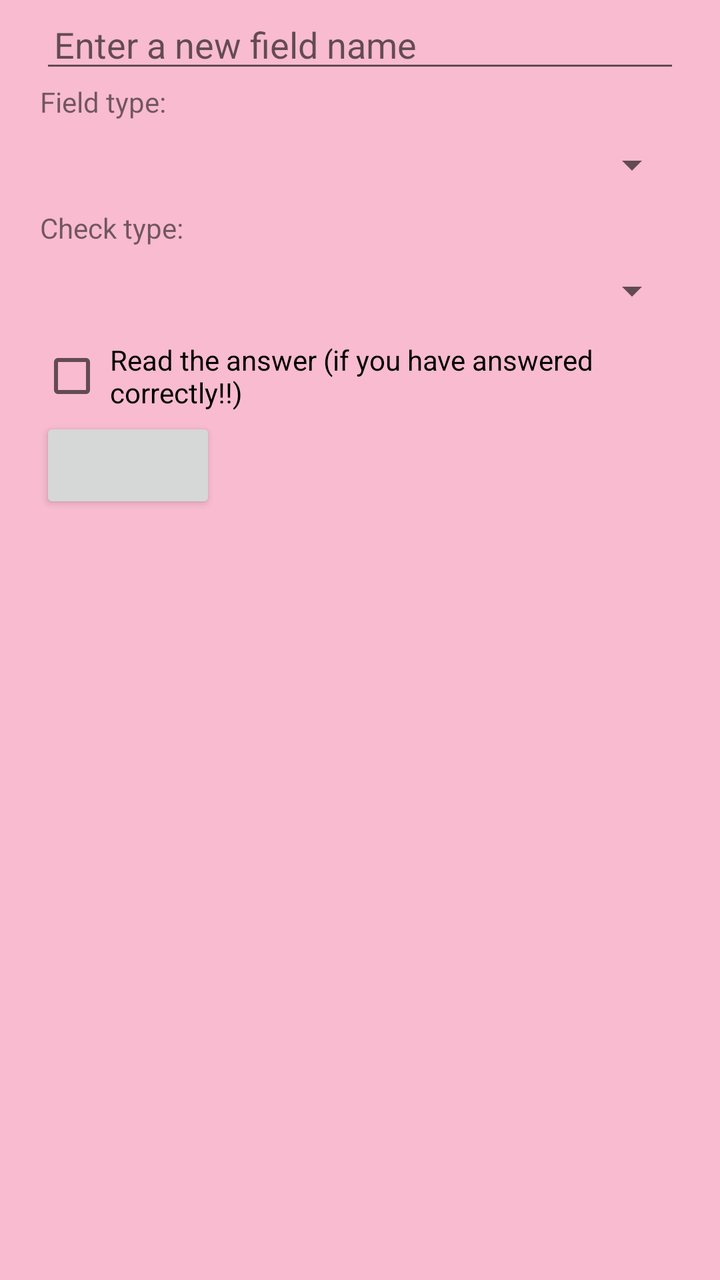
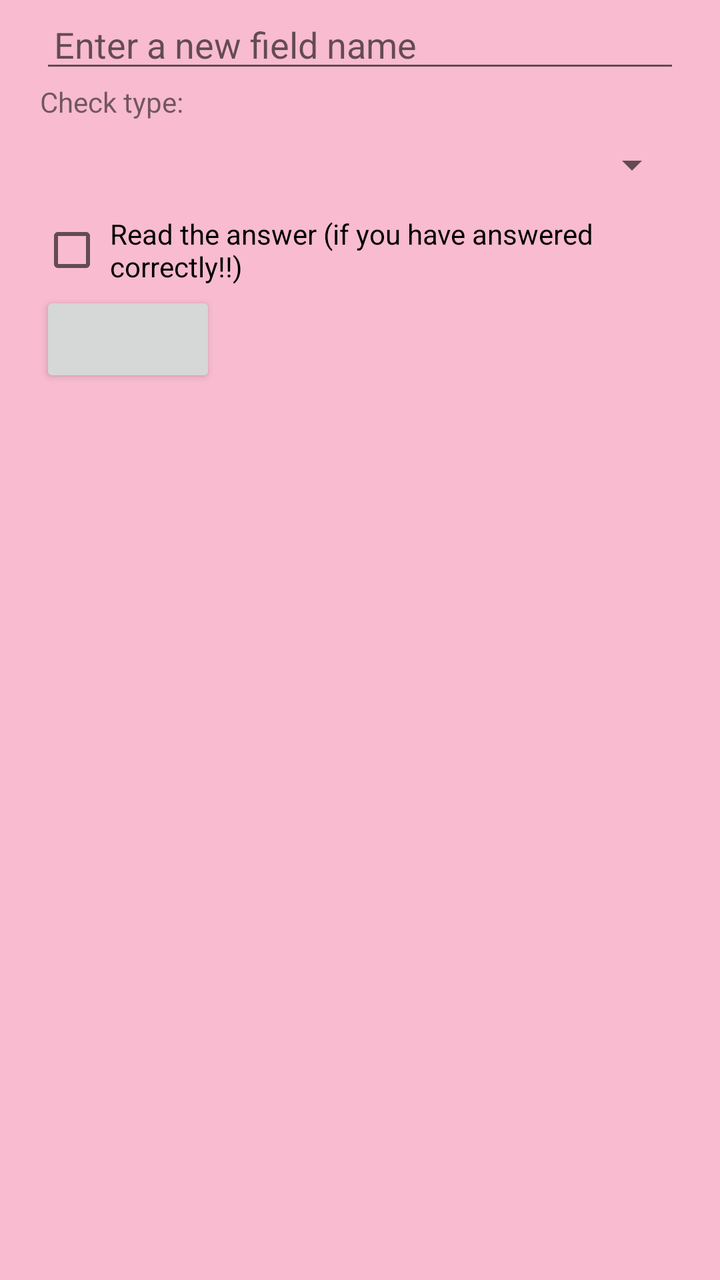

Screens rendered from an Android XML layout before and after an edit, with the pre-edit source and the edit as a unified diff.
<!-- AndroidManifest.xml: application theme MyMaterialTheme -->
<!-- res/layout/field_properties_dialog_fragment.xml -->
<?xml version="1.0" encoding="utf-8"?>
<ScrollView xmlns:android="http://schemas.android.com/apk/res/android"
    android:layout_width="match_parent"
    android:layout_height="match_parent">

    <LinearLayout
        android:layout_width="match_parent"
        android:layout_height="wrap_content"
        android:orientation="vertical"
        android:paddingEnd="20dp"
        android:paddingLeft="20dp"
        android:paddingRight="20dp"
        android:paddingStart="20dp">

        <EditText
            android:id="@+id/enter_new_field_name"
            android:layout_width="match_parent"
            android:layout_height="wrap_content"
            android:layout_gravity="center"
            android:hint="@string/enter_new_field_name"
            android:imeOptions="flagNoExtractUi"
            android:paddingLeft="7dp" />

        <TextView
            android:layout_width="match_parent"
            android:layout_height="wrap_content"
            android:text="@string/field_type" />

        <Spinner
            android:id="@+id/field_type_spinner"
            android:layout_width="match_parent"
            android:layout_height="wrap_content"
            android:layout_marginBottom="10dp"
            android:layout_marginTop="10dp" />

        <TextView
            android:layout_width="match_parent"
            android:layout_height="wrap_content"
            android:text="@string/check_type" />

        <Spinner
            android:id="@+id/check_type_spinner"
            android:layout_width="match_parent"
            android:layout_height="wrap_content"
            android:layout_marginBottom="10dp"
            android:layout_marginTop="10dp" />

        <CheckBox
            android:id="@+id/read_answer"
            android:layout_width="match_parent"
            android:layout_height="wrap_content"
            android:padding="3dp"
            android:text="@string/read_answer" />

        <Spinner
            android:id="@+id/locales_spinner"
            android:layout_width="match_parent"
            android:layout_height="wrap_content"
            android:layout_marginBottom="6dp"
            android:layout_marginTop="6dp"
            android:visibility="gone" />

        <Button
            android:id="@+id/emulate_field"
            android:layout_width="wrap_content"
            android:layout_height="wrap_content" />
    </LinearLayout>
</ScrollView>
<!-- resources referenced by this layout -->
<resources>
  <string name="check_type">Check type:</string>
  <string name="enter_new_field_name">Enter a new field name</string>
  <string name="field_type">Field type:</string>
  <string name="read_answer">Read the answer (if you have answered correctly!!)</string>
  <style name="MyMaterialTheme" parent="MyMaterialTheme.Base">
  
      </style>
  <style name="MyMaterialTheme.Base" parent="Theme.AppCompat.Light.DarkActionBar">
          <item name="windowNoTitle">true</item>
          <item name="windowActionBar">false</item>
          <item name="colorPrimary">@color/colorPrimary</item>
          <item name="colorPrimaryDark">@color/colorPrimaryDark</item>
          <item name="colorAccent">@color/colorAccent</item>
          <item name="android:windowBackground">@color/windowBackground</item>
      </style>
  <color name="colorPrimary">#EC407A</color>
  <color name="colorPrimaryDark">#AD1457</color>
  <color name="colorAccent">#EA80FC</color>
  <color name="windowBackground">#F8BBD0</color>
</resources>

<!-- the commit's change to res/layout/field_properties_dialog_fragment.xml (unified diff, before → after) -->
@@ -20,18 +20,6 @@
             android:hint="@string/enter_new_field_name"
             android:imeOptions="flagNoExtractUi"
             android:paddingLeft="7dp" />
-
-        <TextView
-            android:layout_width="match_parent"
-            android:layout_height="wrap_content"
-            android:text="@string/field_type" />
-
-        <Spinner
-            android:id="@+id/field_type_spinner"
-            android:layout_width="match_parent"
-            android:layout_height="wrap_content"
-            android:layout_marginBottom="10dp"
-            android:layout_marginTop="10dp" />
 
         <TextView
             android:layout_width="match_parent"
<!-- resource entries referenced after the edit -->
@@ -2,7 +2,6 @@
 <resources>
   <string name="check_type">Check type:</string>
   <string name="enter_new_field_name">Enter a new field name</string>
-  <string name="field_type">Field type:</string>
   <string name="read_answer">Read the answer (if you have answered correctly!!)</string>
   <style name="MyMaterialTheme" parent="MyMaterialTheme.Base">
   
